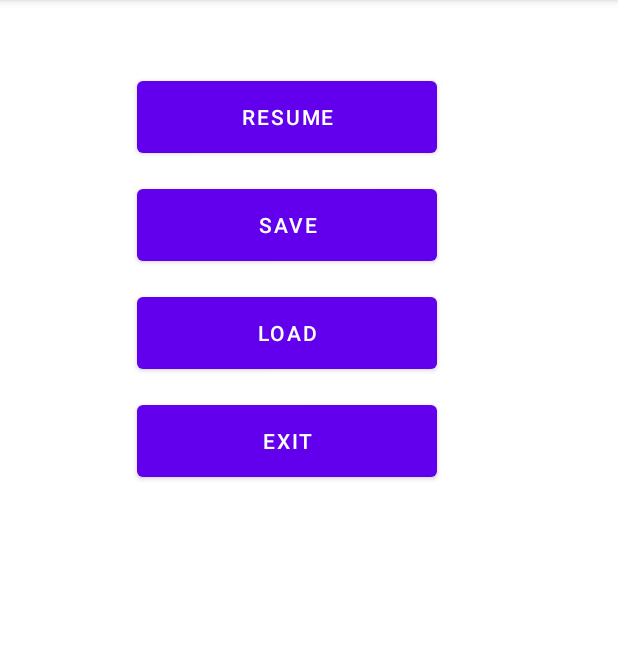
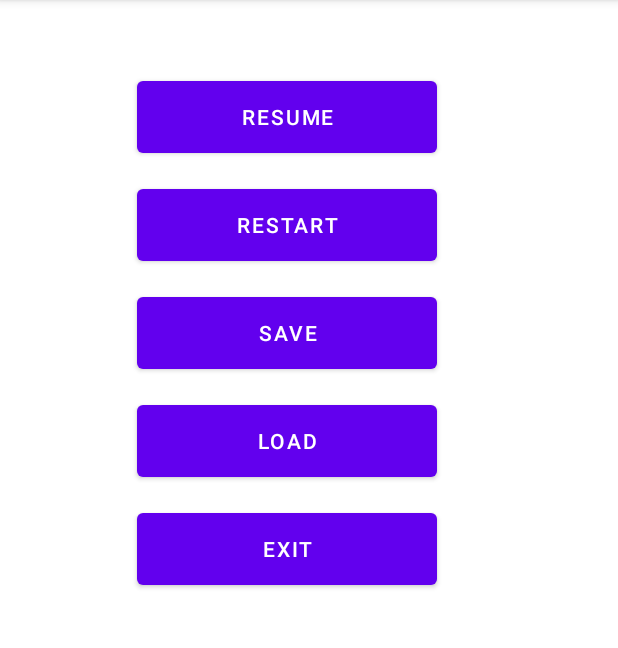
Before and after one commit to graphorismo/temnypodval_2, an Android app: the screen it shows after launch (MainActivity), after a tap on "MENU", on a phone screen of 412 x 824 dp, the part 84-732 px from its top. Run offline under Robolectric (Android 15) with nearby library versions, the phone set to English and light mode, and no system bars; 3 other taps on this screen came first.

Commit message:
add a restart button to a menu

```diff
--- a/app/src/main/res/layout/fragment_menu.xml
+++ b/app/src/main/res/layout/fragment_menu.xml
@@ -25,9 +25,9 @@
         android:layout_marginTop="12dp"
         android:text="@string/fragmentMenu_buttonSave"
         app:layout_constraintEnd_toEndOf="@+id/fragmentMenu_buttonResume"
-        app:layout_constraintHorizontal_bias="1.0"
+        app:layout_constraintHorizontal_bias="0.0"
         app:layout_constraintStart_toStartOf="@+id/fragmentMenu_buttonResume"
-        app:layout_constraintTop_toBottomOf="@+id/fragmentMenu_buttonResume" />
+        app:layout_constraintTop_toBottomOf="@+id/fragmentButtons_buttonRestart" />
 
     <Button
         android:id="@+id/fragmentMenu_buttonLoad"
@@ -50,4 +50,15 @@
         app:layout_constraintHorizontal_bias="0.0"
         app:layout_constraintStart_toStartOf="@+id/fragmentMenu_buttonLoad"
         app:layout_constraintTop_toBottomOf="@+id/fragmentMenu_buttonLoad" />
+
+    <Button
+        android:id="@+id/fragmentButtons_buttonRestart"
+        android:layout_width="200dp"
+        android:layout_height="60dp"
+        android:layout_marginTop="12dp"
+        android:text="@string/fragmentButtons_buttonRestart"
+        app:layout_constraintEnd_toEndOf="@+id/fragmentMenu_buttonResume"
+        app:layout_constraintHorizontal_bias="0.0"
+        app:layout_constraintStart_toStartOf="@+id/fragmentMenu_buttonResume"
+        app:layout_constraintTop_toBottomOf="@+id/fragmentMenu_buttonResume" />
 </androidx.constraintlayout.widget.ConstraintLayout>
--- a/app/src/main/res/values/strings.xml
+++ b/app/src/main/res/values/strings.xml
@@ -15,4 +15,5 @@
     <string name="fragmentMenu_buttonLoad">LOAD</string>
     <string name="fragmentMenu_buttonSave">SAVE</string>
     <string name="fragmentMenu_buttonResume">RESUME</string>
+    <string name="fragmentButtons_buttonRestart">RESTART</string>
 </resources>
```
